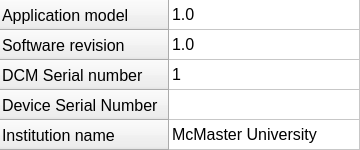
Above: DCM/ui_files/about.ui from CarlosCapili/3K04-Pacemaker-Project before the change. Below: the same form after it.
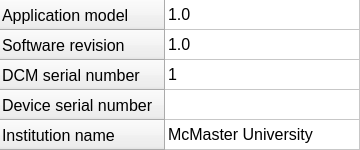
That is the form after the change.

Commit message: fixed about capitalization

```diff
--- a/DCM/ui_files/about.ui
+++ b/DCM/ui_files/about.ui
@@ -90,12 +90,12 @@
    </row>
    <row>
     <property name="text">
-     <string>DCM Serial number</string>
+     <string>DCM serial number</string>
     </property>
    </row>
    <row>
     <property name="text">
-     <string>Device Serial Number</string>
+     <string>Device serial number</string>
     </property>
    </row>
    <row>
@@ -138,6 +138,9 @@
     </property>
    </item>
    <item row="3" column="0">
+    <property name="text">
+     <string/>
+    </property>
     <property name="flags">
      <set>ItemIsDragEnabled|ItemIsUserCheckable|ItemIsEnabled</set>
     </property>
```
The commit also changes 1 other file.
